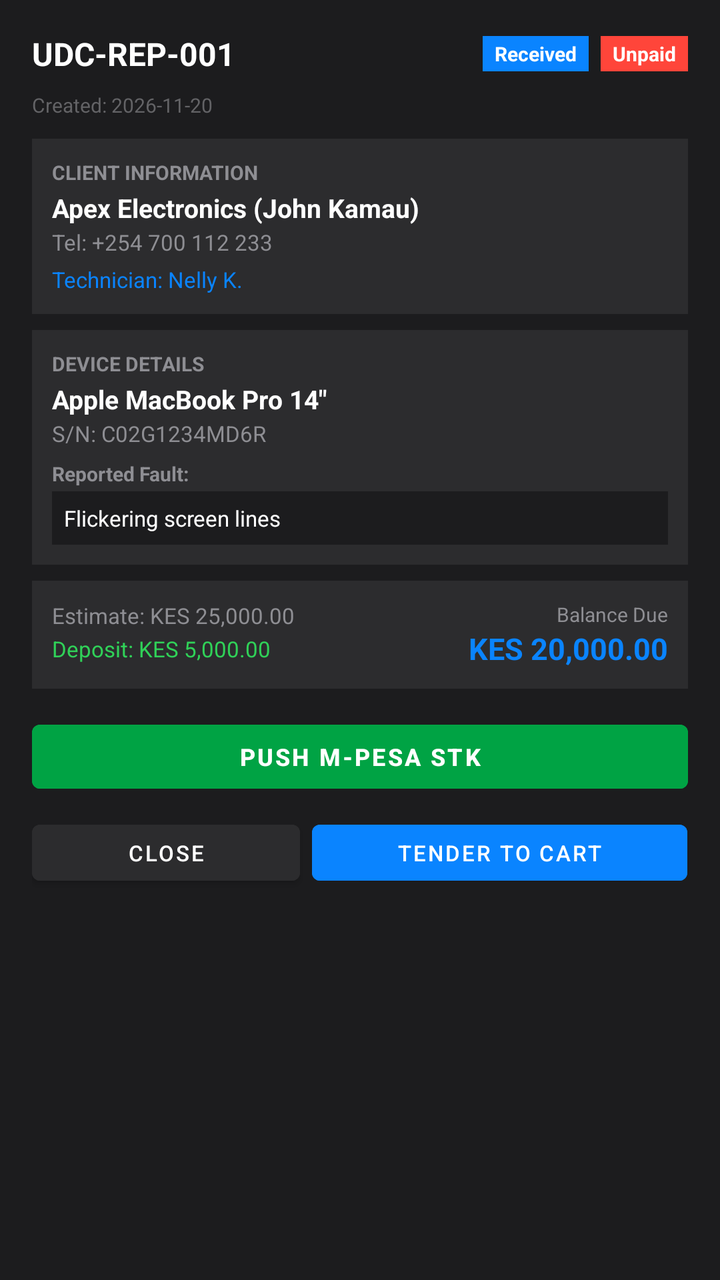
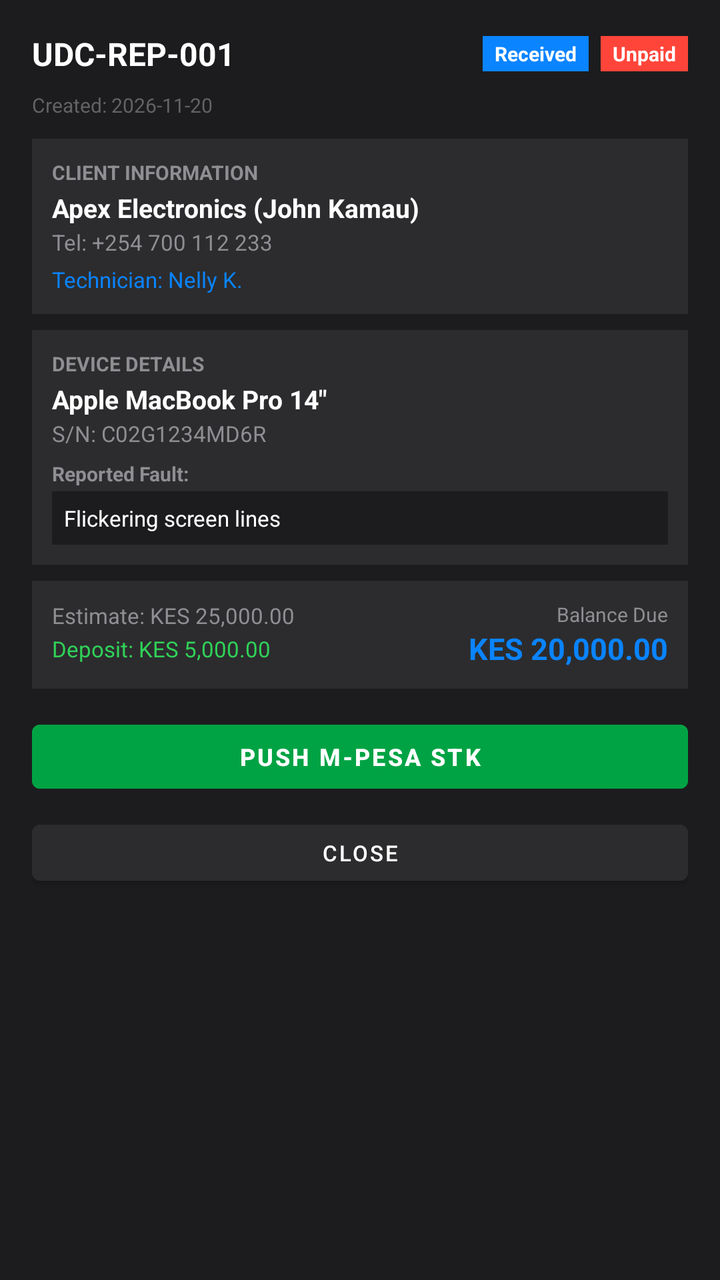

Before-and-after screenshots of an Android layout around one commit, followed by the original layout XML and the change that was made.
<!-- AndroidManifest.xml: application theme Theme.UrbanDevicePOS -->
<!-- res/layout/dialog_repair_details.xml -->
<?xml version="1.0" encoding="utf-8"?>
<ScrollView xmlns:android="http://schemas.android.com/apk/res/android"
    android:layout_width="match_parent"
    android:layout_height="wrap_content"
    android:background="@color/pos_surface">

    <LinearLayout
        android:layout_width="match_parent"
        android:layout_height="wrap_content"
        android:orientation="vertical"
        android:padding="16dp">

        
        <LinearLayout
            android:layout_width="match_parent"
            android:layout_height="wrap_content"
            android:orientation="horizontal"
            android:gravity="center_vertical"
            android:layout_marginBottom="8dp">

            <TextView
                android:id="@+id/tv_detail_ticket_number"
                android:layout_width="0dp"
                android:layout_height="wrap_content"
                android:layout_weight="1"
                android:text="UDC-REP-001"
                android:textColor="@color/pos_text_primary"
                android:textStyle="bold"
                android:textSize="16sp" />

            <TextView
                android:id="@+id/tv_detail_status"
                android:layout_width="wrap_content"
                android:layout_height="wrap_content"
                android:text="Received"
                android:textColor="#FFFFFF"
                android:textStyle="bold"
                android:textSize="10sp"
                android:background="@color/pos_accent"
                android:paddingHorizontal="6dp"
                android:paddingVertical="2dp"
                android:layout_marginEnd="6dp" />

            <TextView
                android:id="@+id/tv_detail_payment_status"
                android:layout_width="wrap_content"
                android:layout_height="wrap_content"
                android:text="Unpaid"
                android:textColor="#FFFFFF"
                android:textStyle="bold"
                android:textSize="10sp"
                android:background="@color/pos_danger"
                android:paddingHorizontal="6dp"
                android:paddingVertical="2dp" />
        </LinearLayout>

        <TextView
            android:id="@+id/tv_detail_created_at"
            android:layout_width="wrap_content"
            android:layout_height="wrap_content"
            android:text="Created: 2026-11-20"
            android:textColor="@color/pos_text_muted"
            android:textSize="10sp"
            android:layout_marginBottom="10dp" />

        
        <LinearLayout
            android:layout_width="match_parent"
            android:layout_height="wrap_content"
            android:orientation="vertical"
            android:background="@color/pos_surface_variant"
            android:padding="10dp"
            android:layout_marginBottom="8dp">

            <TextView
                android:layout_width="wrap_content"
                android:layout_height="wrap_content"
                android:text="CLIENT INFORMATION"
                android:textColor="@color/pos_text_secondary"
                android:textSize="10sp"
                android:textStyle="bold" />

            <TextView
                android:id="@+id/tv_detail_client_name"
                android:layout_width="wrap_content"
                android:layout_height="wrap_content"
                android:text="Apex Electronics (John Kamau)"
                android:textColor="@color/pos_text_primary"
                android:textStyle="bold"
                android:textSize="13sp"
                android:layout_marginTop="2dp" />

            <TextView
                android:id="@+id/tv_detail_client_contact"
                android:layout_width="wrap_content"
                android:layout_height="wrap_content"
                android:text="Tel: +254 700 112 233"
                android:textColor="@color/pos_text_secondary"
                android:textSize="11sp"
                android:layout_marginTop="1dp" />

            <TextView
                android:id="@+id/tv_detail_tech_info"
                android:layout_width="wrap_content"
                android:layout_height="wrap_content"
                android:text="Technician: Nelly K."
                android:textColor="@color/pos_accent"
                android:textSize="11sp"
                android:layout_marginTop="4dp" />
        </LinearLayout>

        
        <LinearLayout
            android:layout_width="match_parent"
            android:layout_height="wrap_content"
            android:orientation="vertical"
            android:background="@color/pos_surface_variant"
            android:padding="10dp"
            android:layout_marginBottom="8dp">

            <TextView
                android:layout_width="wrap_content"
                android:layout_height="wrap_content"
                android:text="DEVICE DETAILS"
                android:textColor="@color/pos_text_secondary"
                android:textSize="10sp"
                android:textStyle="bold" />

            <TextView
                android:id="@+id/tv_detail_device_name"
                android:layout_width="wrap_content"
                android:layout_height="wrap_content"
                android:text="Apple MacBook Pro 14&quot;"
                android:textColor="@color/pos_text_primary"
                android:textStyle="bold"
                android:textSize="13sp"
                android:layout_marginTop="2dp" />

            <TextView
                android:id="@+id/tv_detail_serial"
                android:layout_width="wrap_content"
                android:layout_height="wrap_content"
                android:text="S/N: C02G1234MD6R"
                android:textColor="@color/pos_text_secondary"
                android:textSize="11sp"
                android:layout_marginTop="1dp" />

            <TextView
                android:layout_width="wrap_content"
                android:layout_height="wrap_content"
                android:text="Reported Fault:"
                android:textColor="@color/pos_text_secondary"
                android:textSize="10sp"
                android:textStyle="bold"
                android:layout_marginTop="6dp" />

            <TextView
                android:id="@+id/tv_detail_issue"
                android:layout_width="match_parent"
                android:layout_height="wrap_content"
                android:text="Flickering screen lines"
                android:textColor="@color/pos_text_primary"
                android:textSize="11sp"
                android:background="@color/pos_surface"
                android:padding="6dp"
                android:layout_marginTop="2dp" />
        </LinearLayout>

        
        <LinearLayout
            android:layout_width="match_parent"
            android:layout_height="wrap_content"
            android:orientation="horizontal"
            android:background="@color/pos_surface_variant"
            android:padding="10dp"
            android:layout_marginBottom="12dp">

            <LinearLayout
                android:layout_width="0dp"
                android:layout_height="wrap_content"
                android:layout_weight="1"
                android:orientation="vertical">

                <TextView
                    android:id="@+id/tv_detail_estimate"
                    android:layout_width="wrap_content"
                    android:layout_height="wrap_content"
                    android:text="Estimate: KES 25,000.00"
                    android:textColor="@color/pos_text_secondary"
                    android:textSize="11sp" />

                <TextView
                    android:id="@+id/tv_detail_deposit"
                    android:layout_width="wrap_content"
                    android:layout_height="wrap_content"
                    android:text="Deposit: KES 5,000.00"
                    android:textColor="@color/pos_success"
                    android:textSize="11sp"
                    android:layout_marginTop="2dp" />
            </LinearLayout>

            <LinearLayout
                android:layout_width="wrap_content"
                android:layout_height="wrap_content"
                android:orientation="vertical"
                android:gravity="end">

                <TextView
                    android:layout_width="wrap_content"
                    android:layout_height="wrap_content"
                    android:text="Balance Due"
                    android:textColor="@color/pos_text_secondary"
                    android:textSize="10sp" />

                <TextView
                    android:id="@+id/tv_detail_balance_due"
                    android:layout_width="wrap_content"
                    android:layout_height="wrap_content"
                    android:text="KES 20,000.00"
                    android:textColor="@color/pos_accent"
                    android:textStyle="bold"
                    android:textSize="15sp" />
            </LinearLayout>
        </LinearLayout>

        
        <LinearLayout
            android:layout_width="match_parent"
            android:layout_height="wrap_content"
            android:orientation="vertical">

            <Button
                android:id="@+id/btn_detail_push_stk"
                android:layout_width="match_parent"
                android:layout_height="44dp"
                android:text="Push M-Pesa STK"
                android:textSize="12sp"
                android:textStyle="bold"
                android:backgroundTint="#00A344"
                android:textColor="#FFFFFF"
                android:layout_marginBottom="6dp" />

            <LinearLayout
                android:layout_width="match_parent"
                android:layout_height="wrap_content"
                android:orientation="horizontal">

                <Button
                    android:id="@+id/btn_detail_close"
                    android:layout_width="0dp"
                    android:layout_height="40dp"
                    android:layout_weight="1"
                    android:text="Close"
                    android:textSize="11sp"
                    android:backgroundTint="@color/pos_surface_variant"
                    android:textColor="@color/pos_text_primary"
                    android:layout_marginEnd="6dp" />

                <Button
                    android:id="@+id/btn_detail_tender_cart"
                    android:layout_width="0dp"
                    android:layout_height="40dp"
                    android:layout_weight="1.4"
                    android:text="Tender to Cart"
                    android:textSize="11sp"
                    android:backgroundTint="@color/pos_accent"
                    android:textColor="#FFFFFF" />
            </LinearLayout>
        </LinearLayout>
    </LinearLayout>
</ScrollView>
<!-- resources referenced by this layout -->
<resources>
  <color name="pos_accent">#0A84FF</color>
  <color name="pos_danger">#FF453A</color>
  <color name="pos_success">#30D158</color>
  <color name="pos_surface">#1C1C1E</color>
  <color name="pos_surface_variant">#2C2C2E</color>
  <color name="pos_text_muted">#636366</color>
  <color name="pos_text_primary">#FFFFFF</color>
  <color name="pos_text_secondary">#8E8E93</color>
  <style name="Theme.UrbanDevicePOS" parent="Theme.MaterialComponents.DayNight.NoActionBar">
          <item name="android:windowBackground">@color/pos_background</item>
          <item name="colorPrimary">@color/pos_accent</item>
          <item name="colorSecondary">@color/pos_accent</item>
          <item name="android:textColorPrimary">@color/pos_text_primary</item>
      </style>
  <color name="pos_background">#121214</color>
</resources>

<!-- the commit's change to res/layout/dialog_repair_details.xml (unified diff, before → after) -->
@@ -247,24 +247,12 @@
 
                 <Button
                     android:id="@+id/btn_detail_close"
-                    android:layout_width="0dp"
+                    android:layout_width="match_parent"
                     android:layout_height="40dp"
-                    android:layout_weight="1"
                     android:text="Close"
                     android:textSize="11sp"
                     android:backgroundTint="@color/pos_surface_variant"
-                    android:textColor="@color/pos_text_primary"
-                    android:layout_marginEnd="6dp" />
-
-                <Button
-                    android:id="@+id/btn_detail_tender_cart"
-                    android:layout_width="0dp"
-                    android:layout_height="40dp"
-                    android:layout_weight="1.4"
-                    android:text="Tender to Cart"
-                    android:textSize="11sp"
-                    android:backgroundTint="@color/pos_accent"
-                    android:textColor="#FFFFFF" />
+                    android:textColor="@color/pos_text_primary" />
             </LinearLayout>
         </LinearLayout>
     </LinearLayout>
